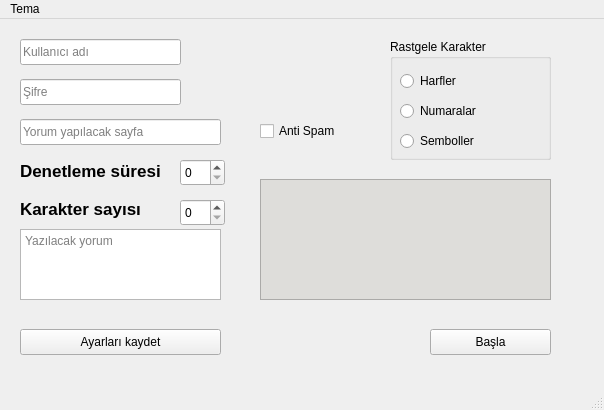
ramo828/instagram-auto-comment, file main.ui: the form before one commit.
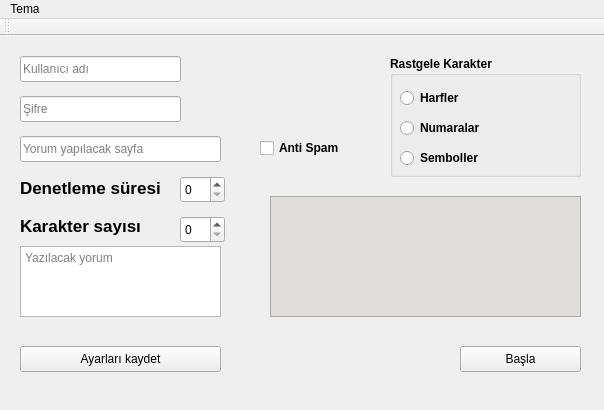
The form after the commit.

Commit message: Add theme and theme menu

```diff
--- a/main.ui
+++ b/main.ui
@@ -144,10 +144,15 @@
      <rect>
       <x>390</x>
       <y>20</y>
-      <width>161</width>
+      <width>191</width>
       <height>121</height>
      </rect>
     </property>
+    <property name="font">
+     <font>
+      <bold>true</bold>
+     </font>
+    </property>
     <property name="title">
      <string>Rastgele Karakter</string>
     </property>
@@ -196,10 +201,15 @@
      <rect>
       <x>260</x>
       <y>100</y>
-      <width>151</width>
+      <width>101</width>
       <height>24</height>
      </rect>
     </property>
+    <property name="font">
+     <font>
+      <bold>true</bold>
+     </font>
+    </property>
     <property name="text">
      <string>Anti Spam</string>
     </property>
@@ -213,6 +223,11 @@
       <height>26</height>
      </rect>
     </property>
+    <property name="font">
+     <font>
+      <bold>false</bold>
+     </font>
+    </property>
     <property name="text">
      <string>Ayarları kaydet</string>
     </property>
@@ -220,7 +235,7 @@
    <widget class="QPushButton" name="start">
     <property name="geometry">
      <rect>
-      <x>430</x>
+      <x>460</x>
       <y>310</y>
       <width>121</width>
       <height>26</height>
@@ -233,9 +248,9 @@
    <widget class="QTextEdit" name="terminal">
     <property name="geometry">
      <rect>
-      <x>260</x>
+      <x>270</x>
       <y>160</y>
-      <width>291</width>
+      <width>311</width>
       <height>121</height>
      </rect>
     </property>
@@ -278,7 +293,17 @@
    </widget>
    <addaction name="menuTema"/>
   </widget>
-  <widget class="QStatusBar" name="statusbar"/>
+  <widget class="QToolBar" name="toolBar">
+   <property name="windowTitle">
+    <string>toolBar</string>
+   </property>
+   <attribute name="toolBarArea">
+    <enum>TopToolBarArea</enum>
+   </attribute>
+   <attribute name="toolBarBreak">
+    <bool>false</bool>
+   </attribute>
+  </widget>
   <action name="actionSiyah">
    <property name="text">
     <string>Siyah</string>
```
Left out of the diff: 49 changed lines with no effect on the pictures. The commit also changes 2 other files.
